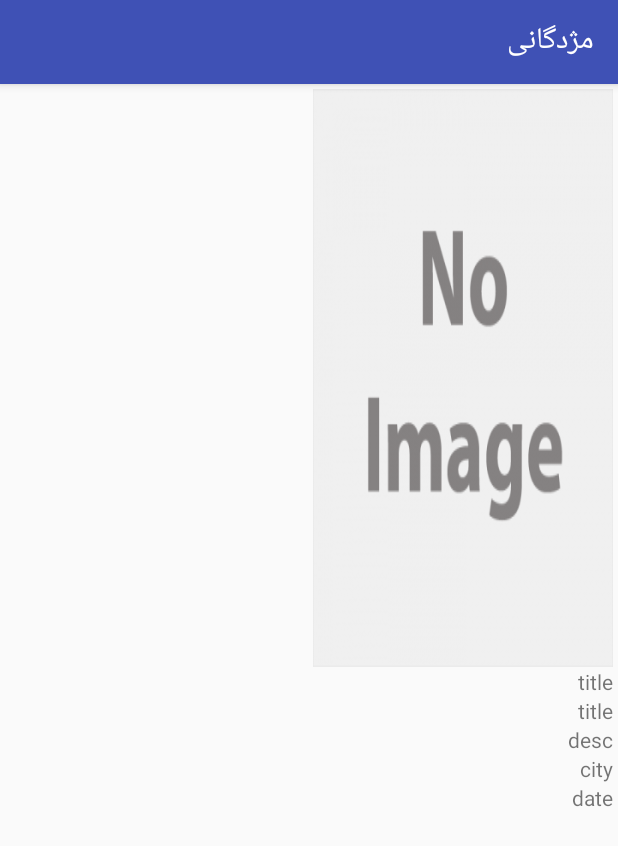
After one commit to rezasadeghzadeh/mozh, an Android app: the fragment DetailItemFragment shown on its own in the app's theme, on a phone screen of 412 x 824 dp. The commit adds this screen. Shown: the top 846 px of the screen. Run offline under Robolectric (Android 15) with nearby library versions, the phone set to English and light mode, and no system bars; our stand-ins replace Volley; network calls fail; 1 statement that could not run was skipped.

Commit message:
add detail view

```diff
--- a/app/app/src/main/java/ir/sadeghzadeh/mozhdegani/MainActivity.java
+++ b/app/app/src/main/java/ir/sadeghzadeh/mozhdegani/MainActivity.java
@@ -32,7 +32,7 @@ public class MainActivity extends BaseActivity {
     @Override
     protected void onCreate(Bundle savedInstanceState) {
         super.onCreate(savedInstanceState);
-        Util.writeToLogFile("Version: " + MyR.VERSION);
+        Util.writeToLogFile("Version: " + Const.VERSION);
         registerExceptionHandler();
         setDefaultLanguage();
         setContentView(R.layout.activity_main);
--- a/app/app/src/main/java/ir/sadeghzadeh/mozhdegani/adapter/ItemsAdapter.java
+++ b/app/app/src/main/java/ir/sadeghzadeh/mozhdegani/adapter/ItemsAdapter.java
@@ -12,6 +12,7 @@ import android.widget.TextView;
 import com.android.volley.toolbox.NetworkImageView;
 
 import ir.sadeghzadeh.mozhdegani.ApplicationController;
+import ir.sadeghzadeh.mozhdegani.Const;
 import ir.sadeghzadeh.mozhdegani.MyR;
 import ir.sadeghzadeh.mozhdegani.R;
 import ir.sadeghzadeh.mozhdegani.entity.Item;
@@ -63,12 +64,13 @@ public class ItemsAdapter extends ArrayAdapter<Item>{
         holder.date.setText(item.Date + "");
         holder.city.setText(String.valueOf(item.CityTitle));
         if(item.ImageExt != null && !item.ImageExt.isEmpty()){
-            String uri = MyR.SERVER_URL + MyR.THUMBNAIL_URL + "/" + item.id + item.ImageExt;
+            String uri = Const.SERVER_URL + Const.THUMBNAIL_URL + "/" + item.id + item.ImageExt;
             holder.thumbnail.setImageUrl(uri, ApplicationController.getInstance().getImageLoaderInstance());
         }else {
             holder.thumbnail.setImageUrl(null, null);
             holder.thumbnail.setDefaultImageResId(R.drawable.ic_no_photo);
         }
+        rowView.setTag(item.id);
         return rowView;
     }
 
--- a/app/app/src/main/java/ir/sadeghzadeh/mozhdegani/entity/Item.java
+++ b/app/app/src/main/java/ir/sadeghzadeh/mozhdegani/entity/Item.java
@@ -11,6 +11,7 @@ public class Item {
     public long RegisterDate;
     public String Date;
     public String CategoryId;
+    public String CategoryTitle;
     public String CityId;
     public String CityTitle;
     public String ProvinceId;
--- a/app/app/src/main/java/ir/sadeghzadeh/mozhdegani/fragment/CategoryFragment.java
+++ b/app/app/src/main/java/ir/sadeghzadeh/mozhdegani/fragment/CategoryFragment.java
@@ -46,7 +46,7 @@ public class CategoryFragment extends BaseFragment {
 
     private void initListView(View view) {
         listView  = (ListView) view.findViewById(R.id.category_list);
-        GsonRequest<Category[]> request  =  new GsonRequest<>(MyR.LIST_CATEGORY_URL, Category[].class,
+        GsonRequest<Category[]> request  =  new GsonRequest<>(Const.LIST_CATEGORY_URL, Category[].class,
                 null, null, new Response.Listener<Category[]>() {
             @Override
             public void onResponse(Category[] response) {
--- /dev/null
+++ b/app/app/src/main/java/ir/sadeghzadeh/mozhdegani/fragment/DetailItemFragment.java
@@ -0,0 +1,92 @@
+package ir.sadeghzadeh.mozhdegani.fragment;
+
+import android.os.Bundle;
+import android.util.Log;
+import android.view.LayoutInflater;
+import android.view.View;
+import android.view.ViewGroup;
+import android.widget.TextView;
+
+import com.android.volley.Response;
+import com.android.volley.VolleyError;
+import com.android.volley.toolbox.NetworkImageView;
+
+import java.util.HashMap;
+import java.util.Map;
+
+import ir.sadeghzadeh.mozhdegani.ApplicationController;
+import ir.sadeghzadeh.mozhdegani.Const;
+import ir.sadeghzadeh.mozhdegani.MainActivity;
+import ir.sadeghzadeh.mozhdegani.R;
+import ir.sadeghzadeh.mozhdegani.entity.Item;
+import ir.sadeghzadeh.mozhdegani.volley.GsonRequest;
+
+/**
+ * Created by reza on 11/14/16.
+ */
+public class DetailItemFragment extends BaseFragment{
+    static final String TAG  =  DetailItemFragment.class.getName();
+    private MainActivity activity;
+    private String  id;
+    TextView title;
+    TextView description;
+    TextView date;
+    TextView city;
+    NetworkImageView itemImage;
+    TextView category;
+
+    @Override
+    public void onCreate(Bundle savedInstanceState){
+        super.onCreate(savedInstanceState);
+        activity  = (MainActivity) getActivity();
+    }
+    @Override
+    public View onCreateView(LayoutInflater layoutInflater, ViewGroup container, Bundle savedInstanceState) {
+        setHasOptionsMenu(true);
+        View view = layoutInflater.inflate(R.layout.detail_item_fragment, container, false);
+
+        Bundle args = getArguments();
+        if(args != null  && !args.getString(Const.ID).isEmpty()){
+            id  =  args.getString(Const.ID);
+            initDetails(view);
+        }
+
+        return view;
+    }
+
+    private void initDetails(View view) {
+        Map<String, String> params = new HashMap<>();
+        params.put(Const.ID,id);
+
+        title = (TextView) view.findViewById(R.id.item_title);
+        category = (TextView) view.findViewById(R.id.category);
+        description = (TextView) view.findViewById(R.id.item_description);
+        date = (TextView) view.findViewById(R.id.date);
+        city = (TextView) view.findViewById(R.id.city);
+        itemImage = (NetworkImageView) view.findViewById(R.id.item_image);
+
+
+        GsonRequest<Item> request = new GsonRequest<>(Const.DETAIL_ITEM_URL, Item.class, params, null, new Response.Listener<Item>() {
+            @Override
+            public void onResponse(Item item) {
+                //set values
+                title.setText(item.Title);
+                category.setText(String.valueOf(item.CategoryTitle));
+                description.setText(item.Description);
+                date.setText(item.Date);
+                city.setText(String.valueOf(item.CityTitle));
+                if(item.ImageExt != null && !item.ImageExt.isEmpty()){
+                    String uri = Const.SERVER_URL + Const.THUMBNAIL_URL + "/" + item.id + item.ImageExt;
+                    itemImage.setImageUrl(uri, ApplicationController.getInstance().getImageLoaderInstance());
+                }
+            }
+        }, new Response.ErrorListener() {
+            @Override
+            public void onErrorResponse(VolleyError error) {
+                Log.e(TAG,error.toString());
+            }
+        });
+        ApplicationController.getInstance().addToRequestQueue(request);
+    }
+
+}
--- a/app/app/src/main/java/ir/sadeghzadeh/mozhdegani/fragment/SearchFragment.java
+++ b/app/app/src/main/java/ir/sadeghzadeh/mozhdegani/fragment/SearchFragment.java
@@ -146,7 +146,7 @@ public class SearchFragment extends BaseFragment {
             @Override
             public void onClick(View v) {
                 ApplicationController.getInstance().addToRequestQueue(
-                        new GsonRequest(MyR.LIST_CATEGORY_URL, Category[].class, null,null, new Response.Listener<Category[]>() {
+                        new GsonRequest(Const.LIST_CATEGORY_URL, Category[].class, null,null, new Response.Listener<Category[]>() {
                             @Override
                             public void onResponse(Category[] categories) {
                                 ChooseOneItemDialog dialog = new ChooseOneItemDialog();
--- a/app/app/src/main/java/ir/sadeghzadeh/mozhdegani/utils/Util.java
+++ b/app/app/src/main/java/ir/sadeghzadeh/mozhdegani/utils/Util.java
@@ -25,6 +25,7 @@ import java.util.Set;
 import java.util.regex.Pattern;
 
 import ir.sadeghzadeh.mozhdegani.BuildConfig;
+import ir.sadeghzadeh.mozhdegani.Const;
 import ir.sadeghzadeh.mozhdegani.MainActivity;
 import ir.sadeghzadeh.mozhdegani.MyR;
 
@@ -156,12 +157,12 @@ public class Util {
     }
 
     public static String fetchFromPreferences(String key) {
-        String str = MyR.APP_CONFIG;
+        String str = Const.APP_CONFIG;
         return context.getSharedPreferences(str, 0).getString(key, null);
     }
 
     public static void saveInPreferences(String key, String value) {
-        String str = MyR.APP_CONFIG;
+        String str = Const.APP_CONFIG;
         Editor editor = context.getSharedPreferences(str, 0).edit();
         editor.putString(key, value.toLowerCase());
         editor.commit();
--- /dev/null
+++ b/app/app/src/main/res/layout/detail_item_fragment.xml
@@ -0,0 +1,53 @@
+<?xml version="1.0" encoding="utf-8"?>
+<LinearLayout xmlns:android="http://schemas.android.com/apk/res/android"
+    android:layout_width="match_parent"
+    android:layout_height="match_parent"
+    android:orientation="vertical"
+    android:padding="3dp"
+    android:weightSum="1">
+
+    <com.android.volley.toolbox.NetworkImageView
+        android:id="@+id/item_image"
+        android:layout_width="@dimen/item_image_height"
+        android:layout_height="@dimen/item_image_width"
+        android:scaleType="fitXY"
+        android:src="@drawable/ic_no_photo"
+        android:layout_weight="0.40" />
+    <TextView
+        android:id="@+id/category"
+        android:layout_width="wrap_content"
+        android:layout_height="wrap_content"
+        android:layout_gravity="right"
+        android:text="title" />
+
+
+    <TextView
+        android:id="@+id/item_title"
+        android:layout_width="wrap_content"
+        android:layout_height="wrap_content"
+        android:layout_gravity="right"
+        android:text="title" />
+
+    <TextView
+        android:id="@+id/item_description"
+        android:layout_width="wrap_content"
+        android:layout_height="wrap_content"
+        android:layout_gravity="right"
+        android:text="desc" />
+
+    <TextView
+        android:id="@+id/city"
+        android:layout_width="wrap_content"
+        android:layout_height="wrap_content"
+        android:layout_gravity="right"
+        android:text="city" />
+
+    <TextView
+        android:id="@+id/date"
+        android:layout_width="wrap_content"
+        android:layout_height="wrap_content"
+        android:layout_gravity="right"
+        android:text="date" />
+
+
+</LinearLayout>
--- a/app/app/src/main/res/values/dimens.xml
+++ b/app/app/src/main/res/values/dimens.xml
@@ -5,4 +5,6 @@
     <dimen name="item_thumbnail_width">80dp</dimen>
     <dimen name="item_thumbnail_height">80dp</dimen>
     <dimen name="layout_padding" >3dp</dimen>
+    <dimen name="item_image_height" >200dp</dimen>
+    <dimen name="item_image_width" >200dp</dimen>
 </resources>
```
Also changed, not shown: app/app/src/main/java/ir/sadeghzadeh/mozhdegani/Const.java (+18 -0 lines), app/app/src/main/java/ir/sadeghzadeh/mozhdegani/MyR.java (+0 -10 lines), app/app/src/main/java/ir/sadeghzadeh/mozhdegani/fragment/BrowseFragment.java (+19 -2 lines), app/app/src/main/java/ir/sadeghzadeh/mozhdegani/fragment/NewFragment.java (+5 -2 lines), 3 other files.
